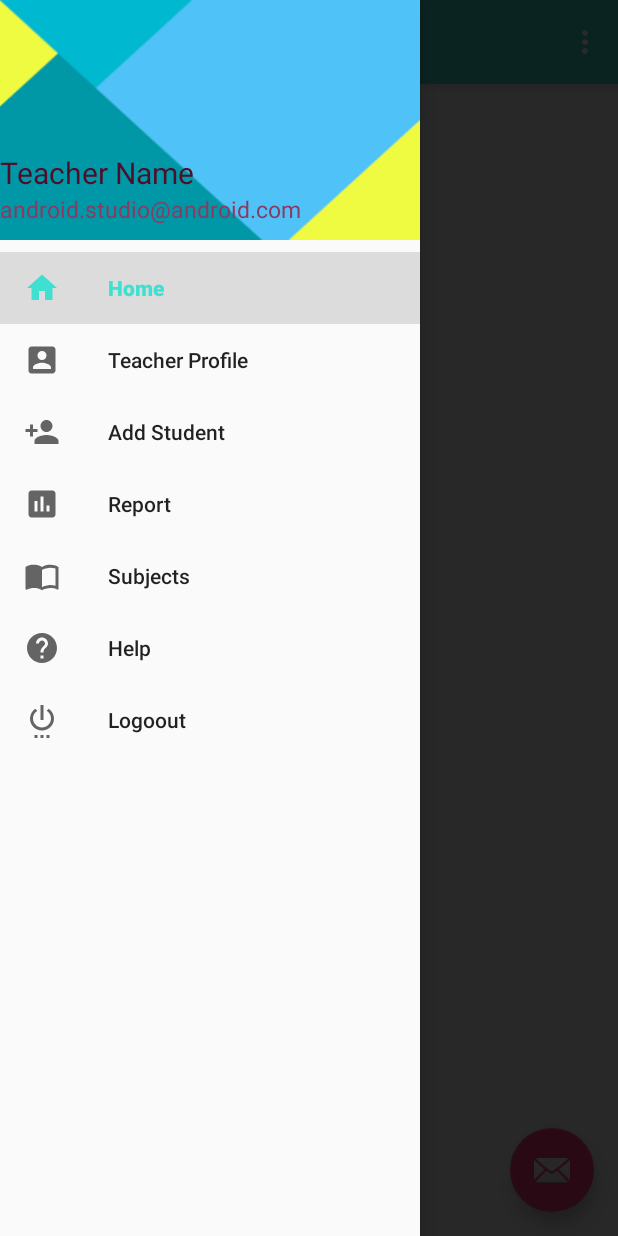
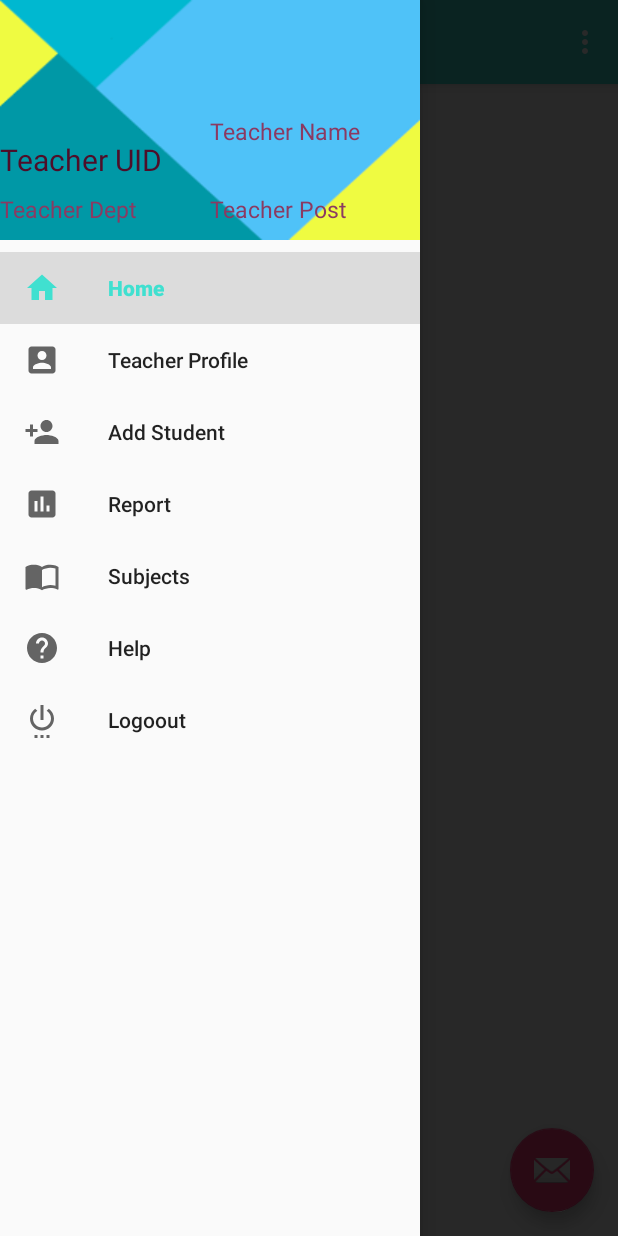
Before and after one commit to priyajagtap/PRESENZA2, an Android app: the Drawer_Activity screen opened directly, with no data from a screen before it, with the side drawer open, on a phone screen of 412 x 824 dp. Run offline under Robolectric (Android 15) with nearby library versions, the phone set to English and light mode, and no system bars; 4 statements that could not run were skipped.

Commit message:
presenza

```diff
--- /dev/null
+++ b/app/src/main/java/Data_Model/SessionManagement.java
@@ -0,0 +1,146 @@
+package Data_Model;
+
+/**
+ * Created by infogird31 on 05/10/2016.
+ */
+
+        import java.util.HashMap;
+
+        import android.content.Context;
+        import android.content.Intent;
+        import android.content.SharedPreferences;
+        import android.content.SharedPreferences.Editor;
+
+        import com.infogird.www.presenza.MainActivity;
+
+public class SessionManagement {
+    // Shared Preferences
+    SharedPreferences pref;
+
+    // Editor for Shared preferences
+    Editor editor;
+
+    // Context
+    Context _context;
+
+    // Shared pref mode
+    int PRIVATE_MODE = 0;
+
+    // Sharedpref file name
+    private static final String PREF_NAME = "Presenza_shared_preferences";
+
+    // All Shared Preferences Keys
+    private static final String IS_LOGIN = "IsLoggedIn";
+
+    // User id (make variable public to access from outside)
+    public static final String KEY_UID = "uid";
+
+    // Name address (make variable public to access from outside)
+    public static final String KEY_NAME = "name";
+
+    // Dept address (make variable public to access from outside)
+    public static final String KEY_DEPT = "dept";
+
+    // Post address (make variable public to access from outside)
+    public static final String KEY_POST = "post";
+
+    // Constructor
+    public SessionManagement(Context context) {
+        this._context = context;
+        pref = _context.getSharedPreferences(PREF_NAME, PRIVATE_MODE);
+        editor = pref.edit();
+    }
+    /**
+     * Create login session
+     * */
+    public void createLoginSession(String uid, String name, String dept, String post){
+        // Storing login value as TRUE
+        editor.putBoolean(IS_LOGIN, true);
+
+        // Storing name in pref
+        editor.putString(KEY_UID, uid);
+
+        // Storing email in pref
+        editor.putString(KEY_NAME, name);
+
+        // Storing email in pref
+        editor.putString(KEY_DEPT, dept);
+
+        // Storing email in pref
+        editor.putString(KEY_POST, post);
+
+        // commit changes
+        editor.commit();
+    }
+
+    /**
+     * Get stored session data
+     * */
+    public HashMap<String, String> getUserDetails(){
+        HashMap<String, String> user = new HashMap<String, String>();
+        // user name
+        user.put(KEY_UID, pref.getString(KEY_UID, null));
+
+        // user email id
+        user.put(KEY_NAME, pref.getString(KEY_NAME, null));
+
+        // user email id
+        user.put(KEY_DEPT, pref.getString(KEY_DEPT, null));
+
+        // user email id
+        user.put(KEY_POST, pref.getString(KEY_POST, null));
+
+        // return user
+        return user;
+    }
+
+    /**
+     * Check login method wil check user login status
+     * If false it will redirect user to login page
+     * Else won't do anything
+     * */
+    public void checkLogin(){
+        // Check login status
+        if(!this.isLoggedIn()){
+            // user is not logged in redirect him to Login Activity
+            Intent i = new Intent(_context, MainActivity.class);
+            // Closing all the Activities
+            i.addFlags(Intent.FLAG_ACTIVITY_CLEAR_TOP);
+
+            // Add new Flag to start new Activity
+            i.setFlags(Intent.FLAG_ACTIVITY_NEW_TASK);
+
+            // Staring Login Activity
+            _context.startActivity(i);
+        }
+
+    }
+
+    /**
+     * Clear session details
+     * */
+    public void logoutUser(){
+        // Clearing all data from Shared Preferences
+        editor.clear();
+        editor.commit();
+
+        // After logout redirect user to Loing Activity
+        Intent i = new Intent(_context, MainActivity.class);
+        // Closing all the Activities
+        i.addFlags(Intent.FLAG_ACTIVITY_CLEAR_TOP);
+
+        // Add new Flag to start new Activity
+        i.setFlags(Intent.FLAG_ACTIVITY_NEW_TASK);
+
+        // Staring Login Activity
+        _context.startActivity(i);
+    }
+
+    /**
+     * Quick check for login
+     * **/
+    // Get Login State
+    public boolean isLoggedIn(){
+        return pref.getBoolean(IS_LOGIN, false);
+    }
+}
--- a/app/src/main/java/com/infogird/www/presenza/Drawer_Activity.java
+++ b/app/src/main/java/com/infogird/www/presenza/Drawer_Activity.java
@@ -12,6 +12,7 @@ import android.support.v4.app.ActivityCompat;
 import android.support.v7.widget.DefaultItemAnimator;
 import android.support.v7.widget.LinearLayoutManager;
 import android.support.v7.widget.RecyclerView;
+import android.text.Html;
 import android.text.format.Time;
 import android.util.Log;
 import android.view.View;
@@ -27,6 +28,9 @@ import android.widget.Button;
 import android.widget.TextView;
 
 import java.util.ArrayList;
+import java.util.HashMap;
+
+import Data_Model.SessionManagement;
 
 
 public class Drawer_Activity extends AppCompatActivity
@@ -41,6 +45,12 @@ public class Drawer_Activity extends AppCompatActivity
     static View.OnClickListener myOnClickListener;
     FloatingActionButton fab_add_sub;
     Button take_att;
+
+    TextView tuid,tname,tdept,tpost;
+
+    // Session Manager Class
+    SessionManagement session;
+
     @Override
     protected void onCreate(Bundle savedInstanceState) {
         super.onCreate(savedInstanceState);
@@ -68,6 +78,32 @@ public class Drawer_Activity extends AppCompatActivity
         });
 */
         fab_add_sub = (FloatingActionButton)findViewById(R.id.fab);
+        tuid = (TextView)findViewById(R.id.uid_tv);
+        tname = (TextView)findViewById(R.id.name_tv);
+        tdept = (TextView)findViewById(R.id.dept_tv);
+        tpost = (TextView)findViewById(R.id.post_tv);
+        // Session class instance
+        session = new SessionManagement(getApplicationContext());
+
+        session.checkLogin();
+
+        // get user data from session
+        HashMap<String, String> user = session.getUserDetails();
+
+        // name
+        String uid_t = user.get(SessionManagement.KEY_UID);
+        // email
+        String name_t = user.get(SessionManagement.KEY_NAME);
+        // dept
+        String dept_t = user.get(SessionManagement.KEY_DEPT);
+        // post
+        String post_t = user.get(SessionManagement.KEY_POST);
+
+        // displaying user data
+        tuid.setText(Html.fromHtml("Name: <b>" + uid_t + "</b>"));
+        tname.setText(Html.fromHtml("Email: <b>" + name_t + "</b>"));
+        tdept.setText(Html.fromHtml("Name: <b>" + dept_t + "</b>"));
+        tpost.setText(Html.fromHtml("Email: <b>" + post_t + "</b>"));
 
         fab_add_sub.setOnClickListener(new View.OnClickListener() {
             @Override
@@ -238,10 +274,10 @@ public class Drawer_Activity extends AppCompatActivity
             startActivity(int_help);
 
         }else if (id == R.id.nav_logout) {
-            Intent int_logout = new Intent(this,Drawer_Activity.class);
-            this.finish();
-            startActivity(int_logout);
-
+            // Clear the session data
+            // This will clear all session data and
+            // redirect user to LoginActivity
+            session.logoutUser();
         }
 
         DrawerLayout drawer = (DrawerLayout) findViewById(R.id.drawer_layout);
--- a/app/src/main/res/layout/nav_header_drawer_.xml
+++ b/app/src/main/res/layout/nav_header_drawer_.xml
@@ -12,22 +12,54 @@
     android:theme="@style/ThemeOverlay.AppCompat.Dark"
     android:weightSum="1">
 
+    <LinearLayout
+        android:layout_width="fill_parent"
+        android:orientation="horizontal"
+        android:layout_height="wrap_content">
         <TextView
-        android:layout_width="match_parent"
-        android:layout_height="wrap_content"
+            android:id="@+id/uid_tv"
+            android:layout_width="fill_parent"
+            android:layout_weight="1"
+            android:layout_height="match_parent"
             android:paddingTop="@dimen/nav_header_vertical_spacing"
-        android:text="Teacher Name"
+            android:text="Teacher UID"
             android:textSize="20dp"
             android:textColor="#4E0E29"
             android:textAppearance="@style/TextAppearance.AppCompat.Body1" />
 
         <TextView
-        android:id="@+id/textView"
-        android:layout_width="wrap_content"
-        android:layout_height="wrap_content"
-        android:text="android.studio@android.com"
+            android:id="@+id/name_tv"
+            android:layout_width="fill_parent"
+            android:layout_weight="1"
+            android:layout_height="match_parent"
+            android:text="Teacher Name"
             android:textColor="#8B3A62"
             android:textSize="15dp"
             android:layout_marginBottom="10dp"/>
+    </LinearLayout>
+
+    <LinearLayout
+        android:layout_width="fill_parent"
+        android:orientation="horizontal"
+        android:layout_height="wrap_content">
+    <TextView
+        android:id="@+id/dept_tv"
+        android:layout_width="fill_parent"
+        android:layout_weight="1"
+        android:layout_height="match_parent"
+        android:text="Teacher Dept"
+        android:textColor="#8B3A62"
+        android:textSize="15dp"
+        android:layout_marginBottom="10dp"/>
+    <TextView
+        android:id="@+id/post_tv"
+        android:layout_width="fill_parent"
+        android:layout_weight="1"
+        android:layout_height="match_parent"
+        android:text="Teacher Post"
+        android:textColor="#8B3A62"
+        android:textSize="15dp"
+        android:layout_marginBottom="10dp"/>
+        </LinearLayout>
 
 </LinearLayout>
```
Also changed, not shown: app/src/main/java/com/infogird/www/presenza/MainActivity.java (+79 -1 lines). Lines whose indentation alone changed are shown as unchanged.
